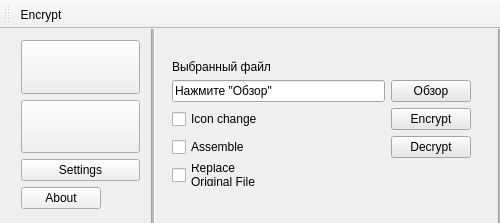
The window that EncrypterDecrypter/Encrypter.ui (PI15b/EncrypterDecrypter) describes before a commit, drawn with Qt 5.
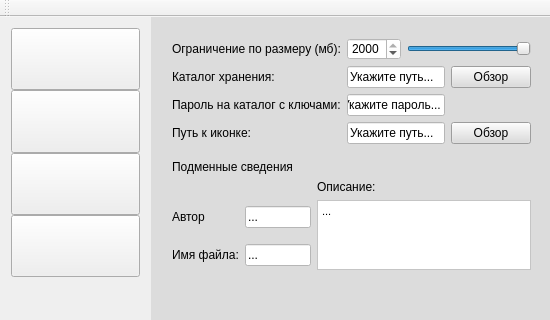
The same window after the commit.

What changed in the file:
```diff
--- a/EncrypterDecrypter/Encrypter.ui
+++ b/EncrypterDecrypter/Encrypter.ui
@@ -9,8 +9,8 @@
    <rect>
     <x>0</x>
     <y>0</y>
-    <width>500</width>
-    <height>223</height>
+    <width>550</width>
+    <height>320</height>
    </rect>
   </property>
   <property name="sizePolicy">
@@ -21,14 +21,14 @@
   </property>
   <property name="minimumSize">
    <size>
-    <width>500</width>
-    <height>223</height>
+    <width>550</width>
+    <height>320</height>
    </size>
   </property>
   <property name="maximumSize">
    <size>
-    <width>500</width>
-    <height>223</height>
+    <width>550</width>
+    <height>320</height>
    </size>
   </property>
   <property name="windowTitle">
@@ -46,8 +46,8 @@
      <rect>
       <x>151</x>
       <y>-10</y>
-      <width>351</width>
-      <height>211</height>
+      <width>401</width>
+      <height>321</height>
      </rect>
     </property>
     <property name="sizePolicy">
@@ -56,6 +56,9 @@
       <verstretch>0</verstretch>
      </sizepolicy>
     </property>
+    <property name="styleSheet">
+     <string notr="true">background-color: #DCDCDC;</string>
+    </property>
     <property name="frameShape">
      <enum>QFrame::Box</enum>
     </property>
@@ -63,25 +66,28 @@
      <enum>QFrame::Sunken</enum>
     </property>
     <property name="lineWidth">
-     <number>1</number>
+     <number>0</number>
     </property>
     <property name="midLineWidth">
-     <number>2</number>
+     <number>0</number>
     </property>
     <widget class="QStackedWidget" name="stackedWidget">
      <property name="geometry">
       <rect>
        <x>10</x>
        <y>10</y>
-       <width>331</width>
-       <height>181</height>
+       <width>381</width>
+       <height>271</height>
       </rect>
      </property>
      <property name="autoFillBackground">
       <bool>false</bool>
      </property>
+     <property name="styleSheet">
+      <string notr="true"/>
+     </property>
      <property name="currentIndex">
-      <number>0</number>
+      <number>2</number>
      </property>
      <widget class="QWidget" name="page">
       <property name="palette">
@@ -99,9 +105,9 @@
          <colorrole role="Button">
           <brush brushstyle="SolidPattern">
            <color alpha="255">
-            <red>231</red>
-            <green>231</green>
-            <blue>231</blue>
+            <red>220</red>
+            <green>220</green>
+            <blue>220</blue>
            </color>
           </brush>
          </colorrole>
@@ -171,18 +177,18 @@
          <colorrole role="Base">
           <brush brushstyle="SolidPattern">
            <color alpha="255">
-            <red>255</red>
-            <green>255</green>
-            <blue>255</blue>
+            <red>220</red>
+            <green>220</green>
+            <blue>220</blue>
            </color>
           </brush>
          </colorrole>
          <colorrole role="Window">
           <brush brushstyle="SolidPattern">
            <color alpha="255">
-            <red>231</red>
-            <green>231</green>
-            <blue>231</blue>
+            <red>220</red>
+            <green>220</green>
+            <blue>220</blue>
            </color>
           </brush>
          </colorrole>
@@ -236,9 +242,9 @@
          <colorrole role="Button">
           <brush brushstyle="SolidPattern">
            <color alpha="255">
-            <red>231</red>
-            <green>231</green>
-            <blue>231</blue>
+            <red>220</red>
+            <green>220</green>
+            <blue>220</blue>
            </color>
           </brush>
          </colorrole>
@@ -308,18 +314,18 @@
          <colorrole role="Base">
           <brush brushstyle="SolidPattern">
            <color alpha="255">
-            <red>255</red>
-            <green>255</green>
-            <blue>255</blue>
+            <red>220</red>
+            <green>220</green>
+            <blue>220</blue>
            </color>
           </brush>
          </colorrole>
          <colorrole role="Window">
           <brush brushstyle="SolidPattern">
            <color alpha="255">
-            <red>231</red>
-            <green>231</green>
-            <blue>231</blue>
+            <red>220</red>
+            <green>220</green>
+            <blue>220</blue>
            </color>
           </brush>
          </colorrole>
@@ -373,9 +379,9 @@
          <colorrole role="Button">
           <brush brushstyle="SolidPattern">
            <color alpha="255">
-            <red>231</red>
-            <green>231</green>
-            <blue>231</blue>
+            <red>220</red>
+            <green>220</green>
+            <blue>220</blue>
            </color>
           </brush>
          </colorrole>
@@ -445,18 +451,18 @@
          <colorrole role="Base">
           <brush brushstyle="SolidPattern">
            <color alpha="255">
-            <red>231</red>
-            <green>231</green>
-            <blue>231</blue>
+            <red>220</red>
+            <green>220</green>
+            <blue>220</blue>
            </color>
           </brush>
          </colorrole>
          <colorrole role="Window">
           <brush brushstyle="SolidPattern">
            <color alpha="255">
-            <red>231</red>
-            <green>231</green>
-            <blue>231</blue>
+            <red>220</red>
+            <green>220</green>
+            <blue>220</blue>
            </color>
           </brush>
          </colorrole>
@@ -499,7 +505,7 @@
         </disabled>
        </palette>
       </property>
-      <widget class="QWidget" name="">
+      <widget class="QWidget" name="layoutWidget">
        <property name="geometry">
         <rect>
          <x>0</x>
@@ -520,9 +526,15 @@
           </item>
           <item row="1" column="0">
            <widget class="QLineEdit" name="lineEdit">
+            <property name="styleSheet">
+             <string notr="true">background-color:  #FFFFFF;</string>
+            </property>
             <property name="text">
              <string>Нажмите &quot;Обзор&quot;</string>
             </property>
+            <property name="frame">
+             <bool>true</bool>
+            </property>
             <property name="readOnly">
              <bool>true</bool>
             </property>
@@ -530,6 +542,9 @@
           </item>
           <item row="1" column="1">
            <widget class="QPushButton" name="pushButton">
+            <property name="styleSheet">
+             <string notr="true">background-color:  #F8F8FF;</string>
+            </property>
             <property name="text">
              <string>Обзор</string>
             </property>
@@ -554,6 +569,9 @@
          <layout class="QGridLayout" name="gridLayout_2">
           <item row="0" column="0">
            <widget class="QCheckBox" name="checkBox">
+            <property name="styleSheet">
+             <string notr="true"/>
+            </property>
             <property name="text">
              <string>Icon change</string>
             </property>
@@ -574,6 +592,9 @@
           </item>
           <item row="0" column="2">
            <widget class="QPushButton" name="pushButton_2">
+            <property name="styleSheet">
+             <string notr="true">background-color:  #F8F8FF;</string>
+            </property>
             <property name="text">
              <string>Encrypt</string>
             </property>
@@ -581,6 +602,9 @@
           </item>
           <item row="1" column="0">
            <widget class="QCheckBox" name="checkBox_2">
+            <property name="styleSheet">
+             <string notr="true"/>
+            </property>
             <property name="text">
              <string>Assemble</string>
             </property>
@@ -601,6 +625,9 @@
           </item>
           <item row="1" column="2">
            <widget class="QPushButton" name="pushButton_3">
+            <property name="styleSheet">
+             <string notr="true">background-color:  #F8F8FF;</string>
+            </property>
             <property name="text">
              <string>Decrypt</string>
             </property>
@@ -619,21 +646,352 @@
        </layout>
       </widget>
      </widget>
-     <widget class="QWidget" name="page_2"/>
+     <widget class="QWidget" name="page_2">
+      <widget class="QWidget" name="">
+       <property name="geometry">
+        <rect>
+         <x>0</x>
+         <y>10</y>
+         <width>381</width>
+         <height>255</height>
+        </rect>
+       </property>
+       <layout class="QGridLayout" name="gridLayout_3">
+        <item row="1" column="0" rowspan="2" colspan="4">
+         <widget class="QTextEdit" name="textEdit">
+          <property name="styleSheet">
+           <string notr="true">background-color: #FFFFFF</string>
+          </property>
+          <property name="html">
+           <string>&lt;!DOCTYPE HTML PUBLIC &quot;-//W3C//DTD HTML 4.0//EN&quot; &quot;http://www.w3.org/TR/REC-html40/strict.dtd&quot;&gt;
+&lt;html&gt;&lt;head&gt;&lt;meta name=&quot;qrichtext&quot; content=&quot;1&quot; /&gt;&lt;style type=&quot;text/css&quot;&gt;
+p, li { white-space: pre-wrap; }
+&lt;/style&gt;&lt;/head&gt;&lt;body style=&quot; font-family:'MS Shell Dlg 2'; font-size:8.25pt; font-weight:400; font-style:normal;&quot;&gt;
+&lt;p style=&quot; margin-top:0px; margin-bottom:0px; margin-left:0px; margin-right:0px; -qt-block-indent:0; text-indent:0px;&quot;&gt;Сообщение...&lt;/p&gt;&lt;/body&gt;&lt;/html&gt;</string>
+          </property>
+         </widget>
+        </item>
+        <item row="3" column="0" rowspan="3">
+         <widget class="QPushButton" name="pushButton_4">
+          <property name="text">
+           <string>Clear</string>
+          </property>
+         </widget>
+        </item>
+        <item row="5" column="3">
+         <widget class="QPushButton" name="pushButton_5">
+          <property name="text">
+           <string>Decrypt</string>
+          </property>
+         </widget>
+        </item>
+        <item row="3" column="1" rowspan="3">
+         <widget class="QPushButton" name="pushButton_8">
+          <property name="text">
+           <string>Paste</string>
+          </property>
+         </widget>
+        </item>
+        <item row="3" column="2" rowspan="3">
+         <widget class="QPushButton" name="pushButton_10">
+          <property name="text">
+           <string>Copy</string>
+          </property>
+         </widget>
+        </item>
+        <item row="0" column="0" colspan="2">
+         <widget class="QLabel" name="label_2">
+          <property name="text">
+           <string>Введите сообщение</string>
+          </property>
+         </widget>
+        </item>
+        <item row="0" column="2" colspan="2">
+         <spacer name="horizontalSpacer_4">
+          <property name="orientation">
+           <enum>Qt::Horizontal</enum>
+          </property>
+          <property name="sizeHint" stdset="0">
+           <size>
+            <width>40</width>
+            <height>20</height>
+           </size>
+          </property>
+         </spacer>
+        </item>
+        <item row="4" column="3">
+         <widget class="QPushButton" name="pushButton_9">
+          <property name="text">
+           <string>Encrypt</string>
+          </property>
+         </widget>
+        </item>
+       </layout>
+      </widget>
+     </widget>
+     <widget class="QWidget" name="page_3">
+      <widget class="QWidget" name="">
+       <property name="geometry">
+        <rect>
+         <x>0</x>
+         <y>10</y>
+         <width>381</width>
+         <height>254</height>
+        </rect>
+       </property>
+       <layout class="QVBoxLayout" name="verticalLayout_3">
+        <item>
+         <layout class="QGridLayout" name="gridLayout_5">
+          <item row="0" column="4" colspan="2">
+           <widget class="QSlider" name="horizontalSlider">
+            <property name="styleSheet">
+             <string notr="true"/>
+            </property>
+            <property name="maximum">
+             <number>2000</number>
+            </property>
+            <property name="value">
+             <number>2000</number>
+            </property>
+            <property name="sliderPosition">
+             <number>2000</number>
+            </property>
+            <property name="orientation">
+             <enum>Qt::Horizontal</enum>
+            </property>
+           </widget>
+          </item>
+          <item row="2" column="3" colspan="2">
+           <widget class="QLineEdit" name="SaveDir_line">
+            <property name="styleSheet">
+             <string notr="true">background-color: #FFFFFF</string>
+            </property>
+            <property name="text">
+             <string>Укажите путь...</string>
+            </property>
+            <property name="readOnly">
+             <bool>true</bool>
+            </property>
+           </widget>
+          </item>
+          <item row="4" column="5">
+           <widget class="QPushButton" name="Icon_button">
+            <property name="text">
+             <string>Обзор</string>
+            </property>
+           </widget>
+          </item>
+          <item row="5" column="1">
+           <spacer name="verticalSpacer_3">
+            <property name="orientation">
+             <enum>Qt::Vertical</enum>
+            </property>
+            <property name="sizeHint" stdset="0">
+             <size>
+              <width>20</width>
+              <height>40</height>
+             </size>
+            </property>
+           </spacer>
+          </item>
+          <item row="2" column="0" colspan="2">
+           <widget class="QLabel" name="label_4">
+            <property name="text">
+             <string>Каталог хранения:</string>
+            </property>
+           </widget>
+          </item>
+          <item row="2" column="5">
+           <widget class="QPushButton" name="SaveDir_button">
+            <property name="text">
+             <string>Обзор</string>
+            </property>
+           </widget>
+          </item>
+          <item row="3" column="0" colspan="3">
+           <widget class="QLabel" name="label_10">
+            <property name="text">
+             <string>Пароль на каталог с ключами:</string>
+            </property>
+           </widget>
+          </item>
+          <item row="3" column="3" colspan="2">
+           <widget class="QLineEdit" name="lineEdit_5">
+            <property name="styleSheet">
+             <string notr="true">background-color: #FFFFFF</string>
+            </property>
+            <property name="text">
+             <string>Укажите пароль...</string>
+            </property>
+           </widget>
+          </item>
+          <item row="4" column="0">
+           <widget class="QLabel" name="label_5">
+            <property name="text">
+             <string>Путь к иконке:</string>
+            </property>
+           </widget>
+          </item>
+          <item row="4" column="3" colspan="2">
+           <widget class="QLineEdit" name="Icon_line">
+            <property name="styleSheet">
+             <string notr="true">background-color: #FFFFFF</string>
+            </property>
+            <property name="text">
+             <string>Укажите путь...</string>
+            </property>
+            <property name="readOnly">
+             <bool>true</bool>
+            </property>
+           </widget>
+          </item>
+          <item row="0" column="0" colspan="3">
+           <widget class="QLabel" name="label_3">
+            <property name="text">
+             <string>Ограничение по размеру (мб):</string>
+            </property>
+           </widget>
+          </item>
+          <item row="0" column="3">
+           <widget class="QSpinBox" name="spinBox">
+            <property name="styleSheet">
+             <string notr="true">background-color: #FFFFFF</string>
+            </property>
+            <property name="maximum">
+             <number>2000</number>
+            </property>
+            <property name="value">
+             <number>2000</number>
+            </property>
+           </widget>
+          </item>
+         </layout>
+        </item>
+        <item>
+         <layout class="QGridLayout" name="gridLayout_4">
+          <item row="0" column="0" colspan="2">
+           <widget class="QLabel" name="label_6">
+            <property name="text">
+             <string>Подменные сведения</string>
+            </property>
+           </widget>
+          </item>
+          <item row="1" column="0">
+           <spacer name="verticalSpacer_2">
+            <property name="orientation">
+             <enum>Qt::Vertical</enum>
+            </property>
+            <property name="sizeHint" stdset="0">
+             <size>
+              <width>20</width>
+              <height>18</height>
+             </size>
+            </property>
+           </spacer>
+          </item>
+          <item row="1" column="2">
+           <widget class="QLabel" name="label_9">
+            <property name="text">
+             <string>Описание:</string>
+            </property>
+           </widget>
+          </item>
+          <item row="2" column="0">
+           <widget class="QLabel" name="label_7">
+            <property name="text">
+             <string>Автор</string>
+            </property>
+           </widget>
+          </item>
+          <item row="2" column="1">
+           <widget class="QLineEdit" name="lineEdit_3">
+            <property name="styleSheet">
+             <string notr="true">background-color: #FFFFFF</string>
+            </property>
+            <property name="text">
+             <string>...</string>
+            </property>
+           </widget>
+          </item>
+          <item row="2" column="2" rowspan="2">
+           <widget class="QTextEdit" name="textEdit_2">
+            <property name="styleSheet">
+             <string notr="true">background-color: #FFFFFF</string>
+            </property>
+            <property name="html">
+             <string>&lt;!DOCTYPE HTML PUBLIC &quot;-//W3C//DTD HTML 4.0//EN&quot; &quot;http://www.w3.org/TR/REC-html40/strict.dtd&quot;&gt;
+&lt;html&gt;&lt;head&gt;&lt;meta name=&quot;qrichtext&quot; content=&quot;1&quot; /&gt;&lt;style type=&quot;text/css&quot;&gt;
+p, li { white-space: pre-wrap; }
+&lt;/style&gt;&lt;/head&gt;&lt;body style=&quot; font-family:'MS Shell Dlg 2'; font-size:8.25pt; font-weight:400; font-style:normal;&quot;&gt;
+&lt;p style=&quot; margin-top:0px; margin-bottom:0px; margin-left:0px; margin-right:0px; -qt-block-indent:0; text-indent:0px;&quot;&gt;...&lt;/p&gt;&lt;/body&gt;&lt;/html&gt;</string>
+            </property>
+           </widget>
+          </item>
+          <item row="3" column="0">
+           <widget class="QLabel" name="label_8">
+            <property name="text">
+             <string>Имя файла:</string>
+            </property>
+           </widget>
+          </item>
+          <item row="3" column="1">
+           <widget class="QLineEdit" name="lineEdit_2">
+            <property name="styleSheet">
+             <string notr="true">background-color: #FFFFFF</string>
+            </property>
+            <property name="text">
+             <string>...</string>
+            </property>
+           </widget>
+          </item>
+         </layout>
+        </item>
+       </layout>
+      </widget>
+     </widget>
+     <widget class="QWidget" name="page_4">
+      <widget class="QTextBrowser" name="textBrowser">
+       <property name="geometry">
+        <rect>
+         <x>5</x>
+         <y>11</y>
+         <width>371</width>
+         <height>241</height>
+        </rect>
+       </property>
+       <property name="frameShape">
+        <enum>QFrame::NoFrame</enum>
+       </property>
+       <property name="lineWidth">
+        <number>0</number>
+       </property>
+       <property name="html">
+        <string>&lt;!DOCTYPE HTML PUBLIC &quot;-//W3C//DTD HTML 4.0//EN&quot; &quot;http://www.w3.org/TR/REC-html40/strict.dtd&quot;&gt;
+&lt;html&gt;&lt;head&gt;&lt;meta name=&quot;qrichtext&quot; content=&quot;1&quot; /&gt;&lt;style type=&quot;text/css&quot;&gt;
+p, li { white-space: pre-wrap; }
+&lt;/style&gt;&lt;/head&gt;&lt;body style=&quot; font-family:'MS Shell Dlg 2'; font-size:8.25pt; font-weight:400; font-style:normal;&quot;&gt;
+&lt;p style=&quot; margin-top:0px; margin-bottom:0px; margin-left:0px; margin-right:0px; -qt-block-indent:0; text-indent:0px;&quot;&gt;&lt;span style=&quot; font-size:14pt;&quot;&gt;Developers: Roman Mazalov, Roman Nosachev&lt;br /&gt;Interface Editor: Dmitry Korotun&lt;br /&gt;&lt;br /&gt;&lt;br /&gt;&lt;br /&gt;&lt;/span&gt;&lt;/p&gt;
+&lt;p style=&quot;-qt-paragraph-type:empty; margin-top:0px; margin-bottom:0px; margin-left:0px; margin-right:0px; -qt-block-indent:0; text-indent:0px; font-size:14pt;&quot;&gt;&lt;br /&gt;&lt;/p&gt;
+&lt;p style=&quot;-qt-paragraph-type:empty; margin-top:0px; margin-bottom:0px; margin-left:0px; margin-right:0px; -qt-block-indent:0; text-indent:0px;&quot;&gt;&lt;br /&gt;&lt;/p&gt;
+&lt;p style=&quot;-qt-paragraph-type:empty; margin-top:0px; margin-bottom:0px; margin-left:0px; margin-right:0px; -qt-block-indent:0; text-indent:0px; font-size:14pt;&quot;&gt;&lt;br /&gt;&lt;/p&gt;
+&lt;p style=&quot; margin-top:0px; margin-bottom:0px; margin-left:0px; margin-right:0px; -qt-block-indent:0; text-indent:0px;&quot;&gt;&lt;span style=&quot; font-size:14pt;&quot;&gt;All rights reserved            @Donetsk 2016&lt;/span&gt;&lt;/p&gt;&lt;/body&gt;&lt;/html&gt;</string>
+       </property>
+      </widget>
+     </widget>
     </widget>
    </widget>
-   <widget class="QWidget" name="">
+   <widget class="QWidget" name="layoutWidget">
     <property name="geometry">
      <rect>
-      <x>10</x>
+      <x>0</x>
       <y>0</y>
-      <width>141</width>
-      <height>191</height>
+      <width>151</width>
+      <height>271</height>
      </rect>
     </property>
     <layout class="QVBoxLayout" name="verticalLayout_2">
      <property name="spacing">
-      <number>6</number>
+      <number>0</number>
      </property>
      <item>
       <widget class="QPushButton" name="ED_file">
@@ -643,12 +1001,6 @@
          <verstretch>0</verstretch>
         </sizepolicy>
        </property>
-       <property name="minimumSize">
-        <size>
-         <width>1</width>
-         <height>1</height>
-        </size>
-       </property>
        <property name="maximumSize">
         <size>
          <width>6888</width>
@@ -693,21 +1045,27 @@
      </item>
      <item>
       <widget class="QPushButton" name="settings_button">
+       <property name="sizePolicy">
+        <sizepolicy hsizetype="Minimum" vsizetype="Minimum">
+         <horstretch>0</horstretch>
+         <verstretch>0</verstretch>
+        </sizepolicy>
+       </property>
        <property name="text">
-        <string>Settings</string>
+        <string/>
        </property>
       </widget>
      </item>
      <item>
       <widget class="QPushButton" name="about_button">
        <property name="sizePolicy">
-        <sizepolicy hsizetype="Fixed" vsizetype="Fixed">
+        <sizepolicy hsizetype="Minimum" vsizetype="Minimum">
          <horstretch>0</horstretch>
          <verstretch>0</verstretch>
         </sizepolicy>
        </property>
        <property name="text">
-        <string>About</string>
+        <string/>
        </property>
       </widget>
      </item>
@@ -729,9 +1087,8 @@
     <enum>TopToolBarArea</enum>
    </attribute>
    <attribute name="toolBarBreak">
-    <bool>true</bool>
+    <bool>false</bool>
    </attribute>
-   <addaction name="actionEncrypt"/>
   </widget>
   <action name="actionEncrypt">
    <property name="text">
```
Left out of the diff: 53 changed lines with no effect on the pictures.
